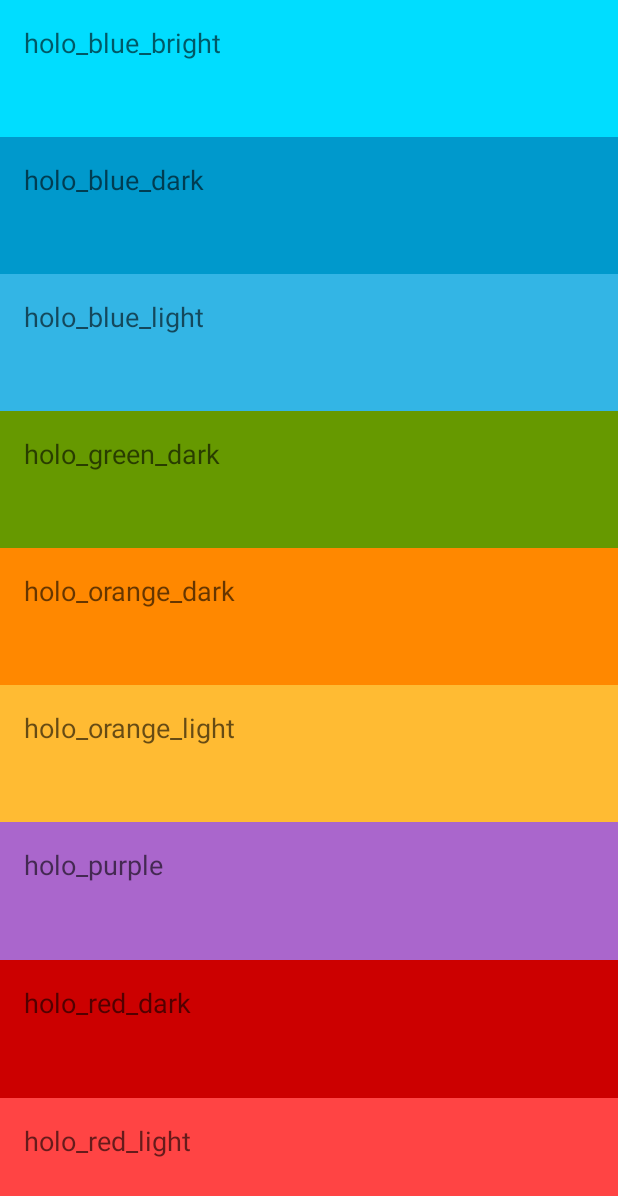
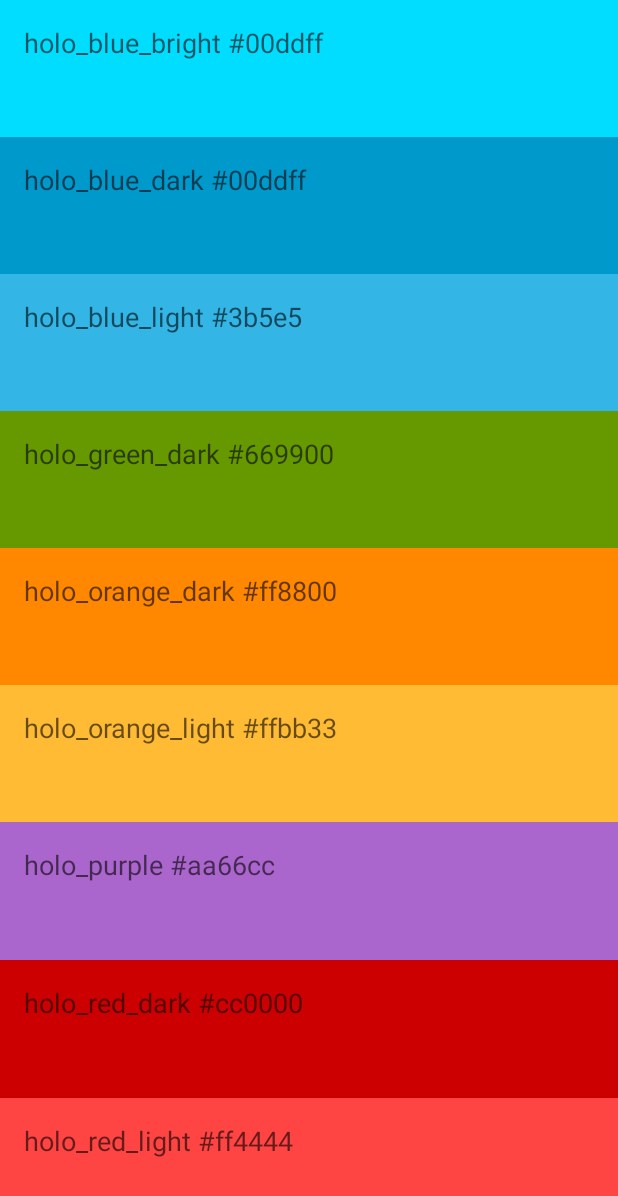
Before and after one commit to gilletted/HoloColors, an Android app: the screen it shows after launch (MainActivity), on a phone screen of 412 x 824 dp. Shown: the top 1196 px of the screen. Run offline under Robolectric (Android 15) with nearby library versions, the phone set to English and light mode, and no system bars.

Commit message:
update strings to include hex codes

```diff
--- a/app/src/main/res/values/strings.xml
+++ b/app/src/main/res/values/strings.xml
@@ -1,18 +1,18 @@
 <resources>
     <string name="app_name">Holo Colors</string>
 
-    <string name="holo_blue_bright">holo_blue_bright</string>
-    <string name="holo_blue_dark">holo_blue_dark</string>
-    <string name="holo_blue_light">holo_blue_light</string>
+    <string name="holo_blue_bright">holo_blue_bright #00ddff</string>
+    <string name="holo_blue_dark">holo_blue_dark #00ddff</string>
+    <string name="holo_blue_light">holo_blue_light #3b5e5</string>
 
-    <string name="holo_green_dark">holo_green_dark</string>
+    <string name="holo_green_dark">holo_green_dark #669900</string>
 
-    <string name="holo_orange_dark">holo_orange_dark</string>
-    <string name="holo_orange_light">holo_orange_light</string>
+    <string name="holo_orange_dark">holo_orange_dark #ff8800</string>
+    <string name="holo_orange_light">holo_orange_light #ffbb33</string>
 
-    <string name="holo_purple">holo_purple</string>
+    <string name="holo_purple">holo_purple #aa66cc</string>
 
-    <string name="holo_red_dark">holo_red_dark</string>
-    <string name="holo_red_light">holo_red_light</string>
+    <string name="holo_red_dark">holo_red_dark #cc0000</string>
+    <string name="holo_red_light">holo_red_light #ff4444</string>
 
 </resources>
```
